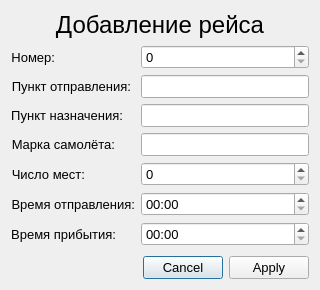
Above: addflightdialog.ui from BelousovAD/IS-Airport before the change. Below: the same form after it.
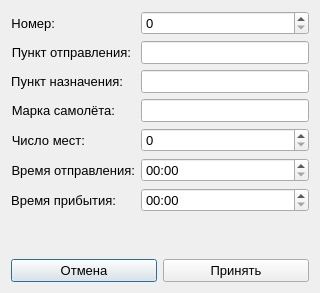
That is the form after the change.

What changed in the file:
```diff
--- a/addflightdialog.ui
+++ b/addflightdialog.ui
@@ -7,7 +7,7 @@
     <x>0</x>
     <y>0</y>
     <width>320</width>
-    <height>290</height>
+    <height>293</height>
    </rect>
   </property>
   <property name="sizePolicy">
@@ -25,27 +25,6 @@
    <string>Dialog</string>
   </property>
   <layout class="QVBoxLayout" name="verticalLayout">
-   <item>
-    <widget class="QLabel" name="titleLable">
-     <property name="sizePolicy">
-      <sizepolicy hsizetype="Expanding" vsizetype="Fixed">
-       <horstretch>0</horstretch>
-       <verstretch>0</verstretch>
-      </sizepolicy>
-     </property>
-     <property name="font">
-      <font>
-       <pointsize>18</pointsize>
-      </font>
-     </property>
-     <property name="text">
-      <string>Добавление рейса</string>
-     </property>
-     <property name="alignment">
-      <set>Qt::AlignCenter</set>
-     </property>
-    </widget>
-   </item>
    <item>
     <layout class="QFormLayout" name="formLayout">
      <item row="0" column="0">
@@ -151,7 +130,7 @@
       <widget class="QTimeEdit" name="departureTimeLine">
        <property name="maximumDate">
         <date>
-         <year>2100</year>
+         <year>2000</year>
          <month>1</month>
          <day>1</day>
         </date>
@@ -165,7 +144,7 @@
       <widget class="QTimeEdit" name="arrivalTimeLine">
        <property name="maximumDate">
         <date>
-         <year>2100</year>
+         <year>2000</year>
          <month>1</month>
          <day>1</day>
         </date>
@@ -178,14 +157,22 @@
     </layout>
    </item>
    <item>
-    <widget class="QDialogButtonBox" name="buttonBox">
-     <property name="orientation">
-      <enum>Qt::Horizontal</enum>
-     </property>
-     <property name="standardButtons">
-      <set>QDialogButtonBox::Apply|QDialogButtonBox::Cancel</set>
-     </property>
-    </widget>
+    <layout class="QHBoxLayout" name="horizontalLayout">
+     <item>
+      <widget class="QPushButton" name="rejectButton">
+       <property name="text">
+        <string>Отмена</string>
+       </property>
+      </widget>
+     </item>
+     <item>
+      <widget class="QPushButton" name="acceptButton">
+       <property name="text">
+        <string>Принять</string>
+       </property>
+      </widget>
+     </item>
+    </layout>
    </item>
   </layout>
  </widget>
```
Left out of the diff: 35 changed lines with no effect on the pictures.
